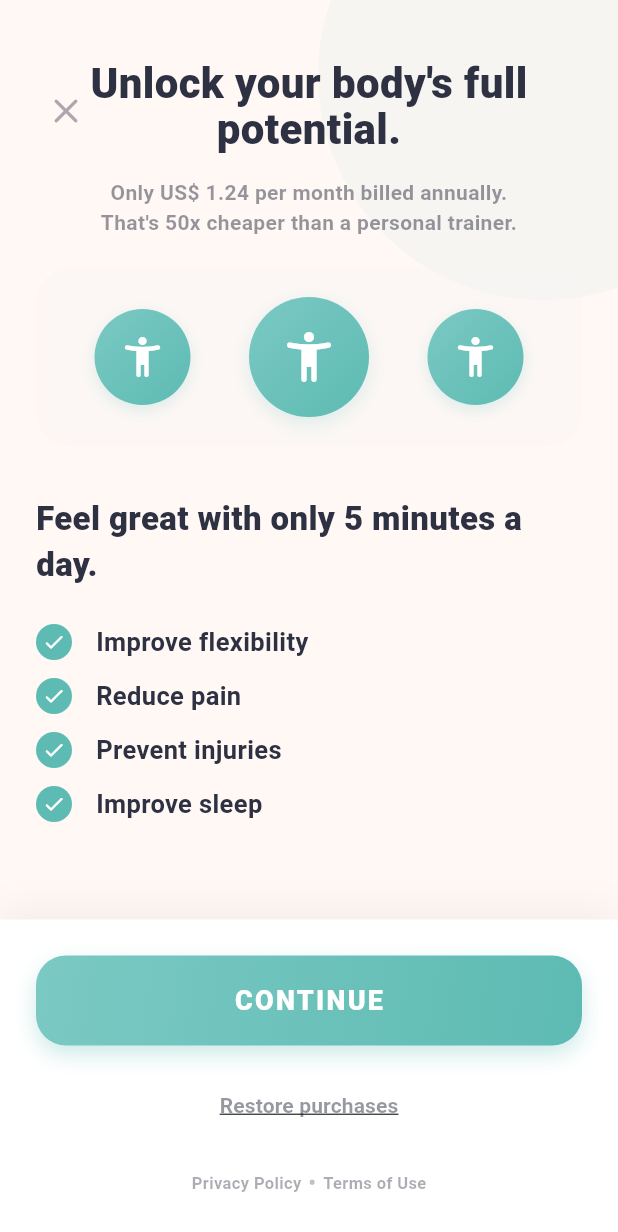
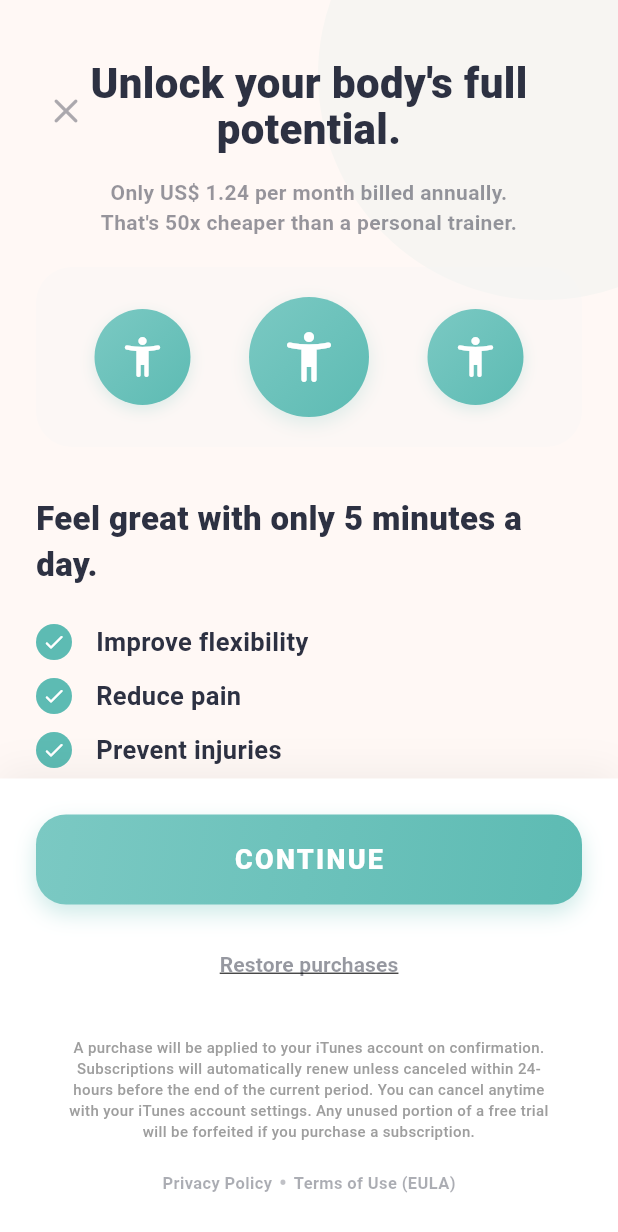
Before and after one commit to bautielcrack4-web/serenity-flow, a Flutter app: the PaywallScreen screen opened directly, on a phone screen of 412 x 824 dp. Shown: the top 1232 px of the screen. Run offline on Flutter 3.47's test engine with Material 3 defaults, Android fonts, the light colour scheme and no system bars; our stand-ins replace audioplayers, confetti, sensors_plus, shared_preferences, sign_in_with_apple, supabase_flutter; missing offline and left inert: purchases_flutter; accounts and stored records are empty; network calls fail; Roboto replaces fonts that are missing (Outfit).

Commit message:
fix: App Store compliance - add EULA link and legal disclaimer, bump to v1.0.1+16

```diff
--- a/lib/screens/monetization/paywall_screen.dart
+++ b/lib/screens/monetization/paywall_screen.dart
@@ -450,12 +450,21 @@ class _PaywallScreenState extends State<PaywallScreen> {
             ),
           ),
           const SizedBox(height: 16),
+          const Padding(
+            padding: EdgeInsets.symmetric(horizontal: 20, vertical: 8),
+            child: Text(
+              "A purchase will be applied to your iTunes account on confirmation. Subscriptions will automatically renew unless canceled within 24-hours before the end of the current period. You can cancel anytime with your iTunes account settings. Any unused portion of a free trial will be forfeited if you purchase a subscription.",
+              textAlign: TextAlign.center,
+              style: TextStyle(fontSize: 10, color: Color(0xFF9E9E9E)),
+            ),
+          ),
+          const SizedBox(height: 8),
           Row(
             mainAxisAlignment: MainAxisAlignment.center,
             children: [
               _buildLegalLink("Privacy Policy", "https://sites.google.com/view/yunaapp/privacy-policy"),
               Text(" • ", style: TextStyle(color: AppColors.dark.withOpacity(0.3))),
-              _buildLegalLink("Terms of Use", "https://sites.google.com/view/yunaapp/terms-of-service"),
+              _buildLegalLink("Terms of Use (EULA)", "https://www.apple.com/legal/internet-services/itunes/dev/stdeula/"),
             ],
           ),
         ],
--- a/pubspec.yaml
+++ b/pubspec.yaml
@@ -16,7 +16,7 @@ publish_to: 'none' # Remove this line if you wish to publish to pub.dev
 # https://developer.apple.com/library/archive/documentation/General/Reference/InfoPlistKeyReference/Articles/CoreFoundationKeys.html
 # In Windows, build-name is used as the major, minor, and patch parts
 # of the product and file versions while build-number is used as the build suffix.
-version: 1.0.1+15
+version: 1.0.1+16
 
 environment:
   sdk: ^3.6.0
```
